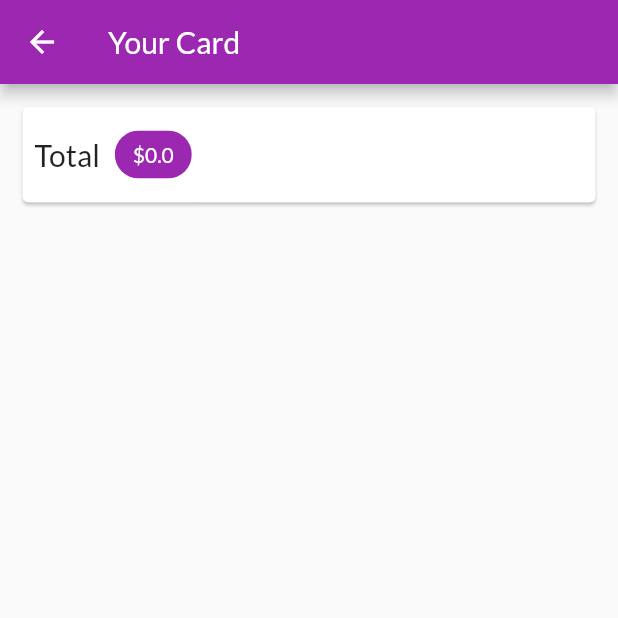
After one commit to GEEPA88/Shop_App, a Flutter app: the CartScreen screen opened by its route, on a phone screen of 412 x 824 dp, the top half of it. The commit adds this screen. Run offline on Flutter 3.47's test engine with Material 2 defaults, Android fonts, the phone set to English and light mode, and no system bars; network calls fail.

Commit message:
displaying total in cart

```diff
--- a/lib/main.dart
+++ b/lib/main.dart
@@ -1,5 +1,6 @@
 import 'package:flutter/material.dart';
 import 'package:provider/provider.dart';
+import './screens/cart_screen.dart';
 import './screens/products_overview_screen.dart';
 import './screens/product_detail_screen.dart';
 import './providers/products.dart';
@@ -29,6 +30,7 @@ class MyApp extends StatelessWidget {
         home: ProductsOverviewScreen(),
         routes: {
           ProductDetailScreen.routeName: (ctx) => ProductDetailScreen(),
+          CartScreen.routeName: (ctx) => CartScreen(),
         },
       ),
     );
--- a/lib/providers/cart.dart
+++ b/lib/providers/cart.dart
@@ -22,6 +22,14 @@ class Cart with ChangeNotifier {
 
   int get itemCount {
     return _items.length;
+  }
+
+  double get totalAmount {
+    var total = 0.0;
+    _items.forEach((key, cartItem) {
+      total += cartItem.price * cartItem.quantity;
+    });
+    return total;
   }
 
   void addItem(
--- /dev/null
+++ b/lib/screens/cart_screen.dart
@@ -0,0 +1,45 @@
+import 'package:provider/provider.dart';
+import 'package:flutter/material.dart';
+import '../providers/cart.dart';
+
+class CartScreen extends StatelessWidget {
+  static const routeName = '/cart';
+  @override
+  Widget build(BuildContext context) {
+    final cart = Provider.of<Cart>(context);
+    return Scaffold(
+      appBar: AppBar(
+        title: Text('Your Card'),
+      ),
+      body: Column(
+        children: <Widget>[
+          Card(
+            margin: EdgeInsets.all(15),
+            child: Padding(
+              padding: EdgeInsets.all(8),
+              child: Row(
+                children: <Widget>[
+                  Text(
+                    'Total',
+                    style: TextStyle(fontSize: 20),
+                  ),
+                  SizedBox(width: 10),
+                  Chip(
+                    label: Text(
+                      '\$${cart.totalAmount}',
+                      style: TextStyle(
+                        color:
+                            Theme.of(context).primaryTextTheme.headline6.color,
+                      ),
+                    ),
+                    backgroundColor: Theme.of(context).primaryColor,
+                  ),
+                ],
+              ),
+            ),
+          ),
+        ],
+      ),
+    );
+  }
+}
--- a/lib/screens/products_overview_screen.dart
+++ b/lib/screens/products_overview_screen.dart
@@ -3,6 +3,7 @@ import 'package:provider/provider.dart';
 import '../widget/products_grid.dart';
 import '../widget/badge.dart';
 import '../providers/cart.dart';
+import './cart_screen.dart';
 
 enum FilterOptions {
   Favorites,
@@ -56,7 +57,9 @@ class _ProductsOverviewScreenState extends State<ProductsOverviewScreen> {
               icon: Icon(
                 Icons.shopping_cart,
               ),
-              onPressed: () {},
+              onPressed: () {
+                Navigator.of(context).pushNamed(CartScreen.routeName);
+              },
             ),
           ),
         ],
```
Also changed, not shown: pubspec.yaml (+8 -8 lines), lib/fonts/Anton-Regular.ttf (added), lib/fonts/Lato-Bold.ttf (added), lib/fonts/Lato-Regular.ttf (added), pubspec.lock.
